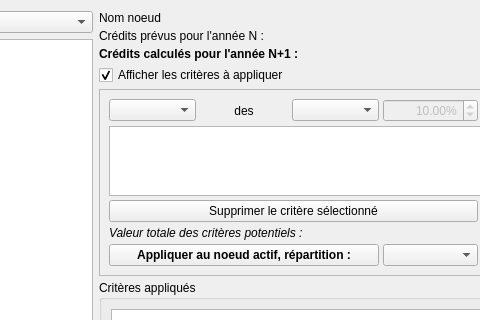
Above: formauditprevisions.ui from GiPiLab/ProtonClassicSuite before the change; both pictures show x 201 to 681 and y 0 to 320 of the 883 by 624 pixel window. Below: the same form after it.
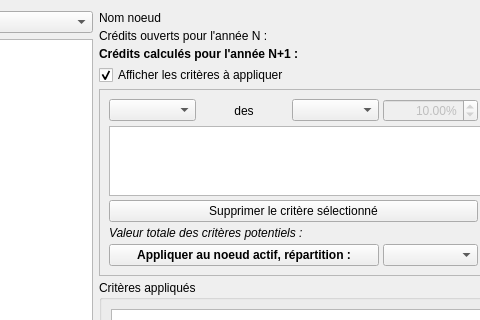
That is the form after the change. Icons and pictures are not drawn. Custom widgets are drawn as their Qt base class.

```diff
--- a/formauditprevisions.ui
+++ b/formauditprevisions.ui
@@ -65,7 +65,7 @@
    <item row="1" column="1">
     <widget class="QLabel" name="label_2">
      <property name="text">
-      <string>Crédits prévus pour l'année N :</string>
+      <string>Crédits ouverts pour l'année N :</string>
      </property>
     </widget>
    </item>
```
Left out of the diff: 4 changed lines with no effect on the pictures.
